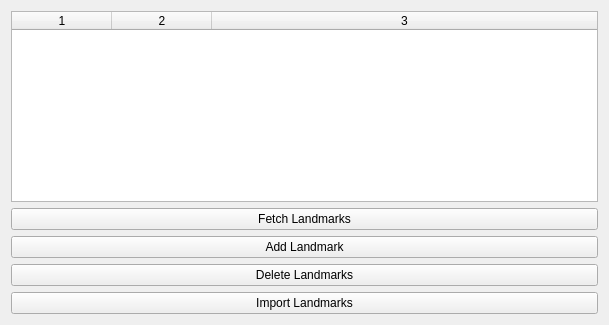
Old version of the form examples/landmarkbrowser/landmarkbrowser.ui in the repository qtproject/qt-mobility.
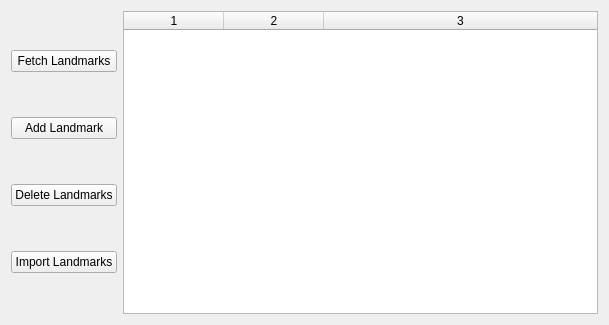
New version of the form.

Commit message: Try changing the layout a bit for the landmark browser

Diff of the .ui file:
```diff
--- a/examples/landmarkbrowser/landmarkbrowser.ui
+++ b/examples/landmarkbrowser/landmarkbrowser.ui
@@ -13,7 +13,39 @@
   <property name="windowTitle">
    <string>Landmark Browser</string>
   </property>
-  <layout class="QVBoxLayout" name="verticalLayout">
+  <layout class="QHBoxLayout" name="horizontalLayout">
+   <item>
+    <layout class="QGridLayout" name="gridLayout">
+     <item row="0" column="0">
+      <widget class="QPushButton" name="fetchLandmarks">
+       <property name="text">
+        <string>Fetch Landmarks</string>
+       </property>
+      </widget>
+     </item>
+     <item row="1" column="0">
+      <widget class="QPushButton" name="addLandmark">
+       <property name="text">
+        <string>Add Landmark</string>
+       </property>
+      </widget>
+     </item>
+     <item row="2" column="0">
+      <widget class="QPushButton" name="deleteLandmarks">
+       <property name="text">
+        <string>Delete Landmarks</string>
+       </property>
+      </widget>
+     </item>
+     <item row="3" column="0">
+      <widget class="QPushButton" name="importLandmarks">
+       <property name="text">
+        <string>Import Landmarks</string>
+       </property>
+      </widget>
+     </item>
+    </layout>
+   </item>
    <item>
     <widget class="QTableWidget" name="table">
      <property name="sizePolicy">
@@ -36,38 +68,6 @@
      <column/>
     </widget>
    </item>
-   <item>
-    <layout class="QVBoxLayout" name="verticalLayout_2">
-     <item>
-      <widget class="QPushButton" name="fetchLandmarks">
-       <property name="text">
-        <string>Fetch Landmarks</string>
-       </property>
-      </widget>
-     </item>
-     <item>
-      <widget class="QPushButton" name="addLandmark">
-       <property name="text">
-        <string>Add Landmark</string>
-       </property>
-      </widget>
-     </item>
-     <item>
-      <widget class="QPushButton" name="deleteLandmarks">
-       <property name="text">
-        <string>Delete Landmarks</string>
-       </property>
-      </widget>
-     </item>
-     <item>
-      <widget class="QPushButton" name="importLandmarks">
-       <property name="text">
-        <string>Import Landmarks</string>
-       </property>
-      </widget>
-     </item>
-    </layout>
-   </item>
   </layout>
  </widget>
  <resources/>
```
